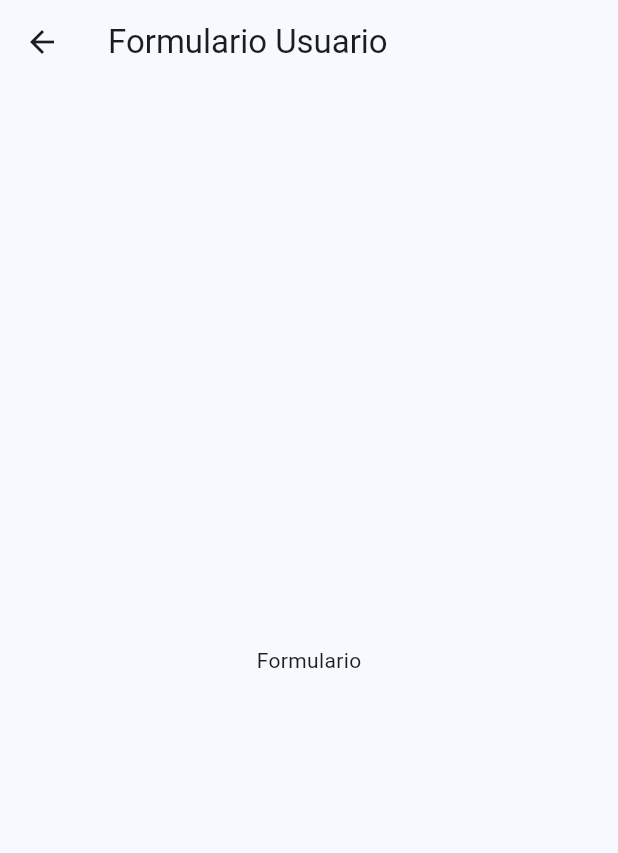
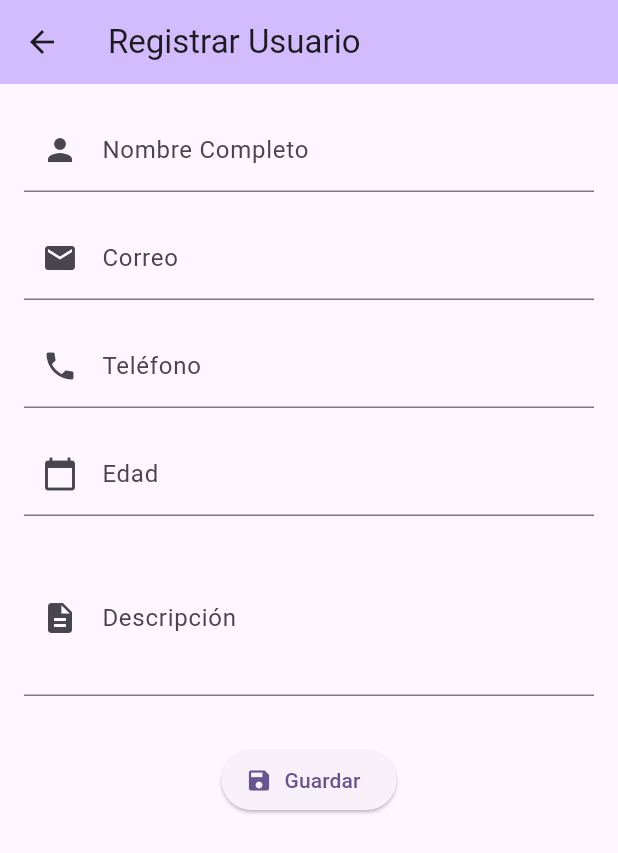
Before and after one commit to constanzacauchupan/Solemne-desarrollo-movil, a Flutter app: the screen it shows after launch, after a tap on the "add" icon, on a phone screen of 412 x 824 dp. Shown: the top 853 px of the screen. Run offline on Flutter 3.47's test engine with Material 3 defaults, Android fonts, the phone set to English and light mode, and no system bars.

Commit message:
Enunciado 1 casi completo, lista de usuarios y forms

```diff
--- a/lib/data/users_data.dart
+++ b/lib/data/users_data.dart
@@ -0,0 +1,10 @@
+final List<Map<String, dynamic>> usuariosSolemne = List.generate(50, (index) {
+  int n = index + 1;
+  return {
+    "nombre": "Estudiante $n",
+    "correo": "estudiante$n@correo.cl",
+    "telefono": "9876543${(index % 10).toString().padLeft(2, '0')}",
+    "edad": 18 + (index % 10),
+    "descripcion": "Soy el estudiante número $n y esta es mi descripción.",
+  };
+});
--- a/lib/main.dart
+++ b/lib/main.dart
@@ -1,10 +1,6 @@
 import 'package:flutter/material.dart';
-
-// Importa tus pantallas
-import 'screens/user_list_screen.dart';
-import 'screens/user_form_screen.dart';
-import 'screens/profile_screen.dart';
-import 'screens/settings_screen.dart';
+import 'data/users_data.dart';
+import 'screens/registration_screen.dart';
 
 void main() {
   runApp(const MyApp());
@@ -16,24 +12,76 @@ class MyApp extends StatelessWidget {
   @override
   Widget build(BuildContext context) {
     return MaterialApp(
+      title: 'Solemne 01',
       debugShowCheckedModeBanner: false,
-
-      // Tema (IMPORTANTE para la nota)
       theme: ThemeData(
-        colorScheme: ColorScheme.fromSeed(seedColor: Colors.blue),
+        colorScheme: ColorScheme.fromSeed(seedColor: Colors.deepPurple),
         useMaterial3: true,
       ),
-
-      // Pantalla inicial
-      initialRoute: '/',
-
-      // Rutas
-      routes: {
-        '/': (context) => const UserListScreen(),
-        '/form': (context) => const UserFormScreen(),
-        '/profile': (context) => const ProfileScreen(),
-        '/settings': (context) => const SettingsScreen(),
-      },
+      home: const UserListScreen(),
     );
   }
 }
+
+class UserListScreen extends StatefulWidget {
+  const UserListScreen({super.key});
+
+  @override
+  State<UserListScreen> createState() => _UserListScreenState();
+}
+
+class _UserListScreenState extends State<UserListScreen> {
+  @override
+  Widget build(BuildContext context) {
+    return Scaffold(
+      appBar: AppBar(
+        title: const Text("Lista de Usuarios"),
+        backgroundColor: Theme.of(context).colorScheme.inversePrimary,
+      ),
+      body: ListView.builder(
+        itemCount: usuariosSolemne.length,
+        itemBuilder: (context, index) {
+          final usuario = usuariosSolemne[index];
+
+          return ListTile(
+            leading: CircleAvatar(
+              backgroundColor: Theme.of(context).colorScheme.primaryContainer,
+              child: const Icon(Icons.person),
+            ),
+            title: Text(usuario["nombre"]),
+            subtitle: Text(usuario["correo"]),
+            onTap: () async {
+              final usuarioEditado = await Navigator.push(
+                context,
+                MaterialPageRoute(
+                  builder: (context) => RegistrationScreen(usuarioExistente: usuario),
+                ),
+              );
+
+              if (usuarioEditado != null) {
+                setState(() {
+                  usuariosSolemne[index] = usuarioEditado;
+                });
+              }
+            },
+          );
+        },
+      ),
+      floatingActionButton: FloatingActionButton(
+        onPressed: () async {
+          final nuevoUsuario = await Navigator.push(
+            context,
+            MaterialPageRoute(builder: (context) => const RegistrationScreen()),
+          );
+
+          if (nuevoUsuario != null) {
+            setState(() {
+              usuariosSolemne.add(nuevoUsuario);
+            });
+          }
+        },
+        child: const Icon(Icons.add),
+      ),
+    );
+  }
+}
--- /dev/null
+++ b/lib/screens/registration_screen.dart
@@ -0,0 +1,156 @@
+import 'package:flutter/material.dart';
+
+class RegistrationScreen extends StatefulWidget {
+  final Map<String, dynamic>? usuarioExistente;
+
+  const RegistrationScreen({super.key, this.usuarioExistente});
+
+  @override
+  State<RegistrationScreen> createState() => _RegistrationScreenState();
+}
+
+class _RegistrationScreenState extends State<RegistrationScreen> {
+  final _formKey = GlobalKey<FormState>();
+
+  final _nombreController = TextEditingController();
+  final _correoController = TextEditingController();
+  final _telefonoController = TextEditingController();
+  final _edadController = TextEditingController();
+  final _descripcionController = TextEditingController();
+
+  @override
+  void initState() {
+    super.initState();
+    if (widget.usuarioExistente != null) {
+      _nombreController.text = widget.usuarioExistente!["nombre"] ?? "";
+      _correoController.text = widget.usuarioExistente!["correo"] ?? "";
+      _telefonoController.text = widget.usuarioExistente!["telefono"]?.toString() ?? "";
+      _edadController.text = widget.usuarioExistente!["edad"]?.toString() ?? "";
+      _descripcionController.text = widget.usuarioExistente!["descripcion"] ?? "";
+    }
+  }
+
+  @override
+  void dispose() {
+    _nombreController.dispose();
+    _correoController.dispose();
+    _telefonoController.dispose();
+    _edadController.dispose();
+    _descripcionController.dispose();
+    super.dispose();
+  }
+
+  @override
+  Widget build(BuildContext context) {
+    final bool esEdicion = widget.usuarioExistente != null;
+
+    return Scaffold(
+      appBar: AppBar(
+        title: Text(esEdicion ? "Editar/Ver Usuario" : "Registrar Usuario"),
+        backgroundColor: Theme.of(context).colorScheme.inversePrimary,
+      ),
+      body: SingleChildScrollView(
+        padding: const EdgeInsets.all(16.0),
+        child: Form(
+          key: _formKey,
+          child: Column(
+            children: [
+              TextFormField(
+                controller: _nombreController,
+                decoration: const InputDecoration(
+                  labelText: 'Nombre Completo',
+                  prefixIcon: Icon(Icons.person),
+                ),
+                validator: (value) {
+                  if (value == null || value.length < 3) return 'Mínimo 3 caracteres';
+                  return null;
+                },
+              ),
+              const SizedBox(height: 16),
+              TextFormField(
+                controller: _correoController,
+                decoration: const InputDecoration(
+                  labelText: 'Correo',
+                  prefixIcon: Icon(Icons.email),
+                ),
+                validator: (value) {
+                  if (value == null || !value.contains('@') || !value.contains('.')) {
+                    return 'Correo inválido';
+                  }
+                  return null;
+                },
+              ),
+              const SizedBox(height: 16),
+              TextFormField(
+                controller: _telefonoController,
+                decoration: const InputDecoration(
+                  labelText: 'Teléfono',
+                  prefixIcon: Icon(Icons.phone),
+                ),
+                keyboardType: TextInputType.phone,
+                validator: (value) {
+                  if (value == null) return 'Obligatorio';
+                  final phone = value.replaceAll(' ', '').replaceAll('-', '');
+                  if (phone.length < 8) return 'Mínimo 8 dígitos';
+                  return null;
+                },
+              ),
+              const SizedBox(height: 16),
+              TextFormField(
+                controller: _edadController,
+                decoration: const InputDecoration(
+                  labelText: 'Edad',
+                  prefixIcon: Icon(Icons.calendar_today),
+                ),
+                keyboardType: TextInputType.number,
+                validator: (value) {
+                  if (value == null) return 'Obligatorio';
+                  final edad = int.tryParse(value);
+                  if (edad == null || edad < 18 || edad > 100) {
+                    return 'Entre 18 y 100 años';
+                  }
+                  return null;
+                },
+              ),
+              const SizedBox(height: 16),
+              TextFormField(
+                controller: _descripcionController,
+                decoration: const InputDecoration(
+                  labelText: 'Descripción',
+                  prefixIcon: Icon(Icons.description),
+                ),
+                maxLines: 3,
+                validator: (value) {
+                  if (value == null || value.length < 10) return 'Mínimo 10 caracteres';
+                  return null;
+                },
+              ),
+              const SizedBox(height: 32),
+              ElevatedButton.icon(
+                onPressed: () {
+                  if (_formKey.currentState!.validate()) {
+                    final usuarioGuardado = {
+                      "nombre": _nombreController.text,
+                      "correo": _correoController.text,
+                      "telefono": _telefonoController.text,
+                      "edad": int.parse(_edadController.text),
+                      "descripcion": _descripcionController.text,
+                    };
+
+                    ScaffoldMessenger.of(context).showSnackBar(
+                      SnackBar(content: Text(esEdicion ? 'Usuario actualizado' : 'Usuario registrado')),
+                    );
+
+                    Navigator.pop(context, usuarioGuardado);
+                  }
+                },
+                icon: const Icon(Icons.save),
+                label: const Text('Guardar'),
+              ),
+            ],
+          ),
+        ),
+      ),
+    );
+  }
+}
--- a/pubspec.yaml
+++ b/pubspec.yaml
@@ -19,7 +19,7 @@ publish_to: 'none' # Remove this line if you wish to publish to pub.dev
 version: 1.0.0+1
 
 environment:
-  sdk: ^3.11.4
+  sdk: '>=3.11.1 <4.0.0'
 
 # Dependencies specify other packages that your package needs in order to work.
 # To automatically upgrade your package dependencies to the latest versions
```
Also changed, not shown: pubspec.lock.
